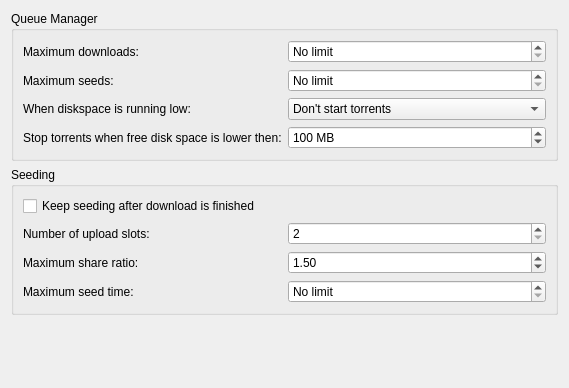
Qt form ktorrent/qmpref.ui (KDE/ktorrent) before a commit.
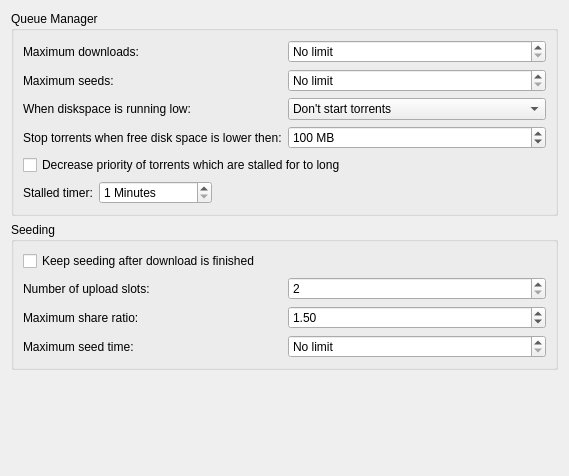
The same form after that commit.

Commit message: Add feature to decrease torrent priority when the torrent is stalled for longer then a user specified amount of time. So when a torrent is idle for some time, other torrents will be started by the QM.

The edit to the form file:
```diff
--- a/ktorrent/qmpref.ui
+++ b/ktorrent/qmpref.ui
@@ -6,7 +6,7 @@
     <x>0</x>
     <y>0</y>
     <width>565</width>
-    <height>388</height>
+    <height>476</height>
    </rect>
   </property>
   <layout class="QVBoxLayout" >
@@ -15,6 +15,8 @@
      <property name="title" >
       <string>Queue Manager</string>
      </property>
+     <layout class="QVBoxLayout" >
+      <item>
      <layout class="QGridLayout" >
       <item row="0" column="0" >
        <widget class="QLabel" name="label_11" >
@@ -112,6 +114,66 @@
        </widget>
       </item>
      </layout>
+      </item>
+      <item>
+       <widget class="QCheckBox" name="kcfg_decreasePriorityOfStalledTorrents" >
+        <property name="toolTip" >
+         <string>&lt;html>&lt;head>&lt;meta name="qrichtext" content="1" />&lt;style type="text/css">
+p, li { white-space: pre-wrap; }
+&lt;/style>&lt;/head>&lt;body style=" font-family:'Bitstream Vera Sans'; font-size:8pt; font-weight:400; font-style:normal;">
+&lt;p style=" margin-top:0px; margin-bottom:0px; margin-left:0px; margin-right:0px; -qt-block-indent:0; text-indent:0px;">With this enabled, the queue manager will decrease the priority of a torrent which has been stalled for to long. &lt;/p>
+&lt;p style="-qt-paragraph-type:empty; margin-top:0px; margin-bottom:0px; margin-left:0px; margin-right:0px; -qt-block-indent:0; text-indent:0px;">&lt;/p>
+&lt;p style=" margin-top:0px; margin-bottom:0px; margin-left:0px; margin-right:0px; -qt-block-indent:0; text-indent:0px;">This will allow the queue manager to run other torrents, when a torrent is doing nothing.&lt;/p>&lt;/body>&lt;/html></string>
+        </property>
+        <property name="text" >
+         <string>Decrease priority of torrents which are stalled for to long</string>
+        </property>
+       </widget>
+      </item>
+      <item>
+       <layout class="QHBoxLayout" >
+        <item>
+         <widget class="QLabel" name="label" >
+          <property name="text" >
+           <string>Stalled timer:</string>
+          </property>
+         </widget>
+        </item>
+        <item>
+         <widget class="QSpinBox" name="kcfg_stallTimer" >
+          <property name="toolTip" >
+           <string>&lt;html>&lt;head>&lt;meta name="qrichtext" content="1" />&lt;style type="text/css">
+p, li { white-space: pre-wrap; }
+&lt;/style>&lt;/head>&lt;body style=" font-family:'Bitstream Vera Sans'; font-size:8pt; font-weight:400; font-style:normal;">
+&lt;p style=" margin-top:0px; margin-bottom:0px; margin-left:0px; margin-right:0px; -qt-block-indent:0; text-indent:0px;">Time used for the stall timer. When a torrent is stalled longer then this, it's priority will be decreased.&lt;/p>&lt;/body>&lt;/html></string>
+          </property>
+          <property name="suffix" >
+           <string> Minutes</string>
+          </property>
+          <property name="minimum" >
+           <number>1</number>
+          </property>
+          <property name="maximum" >
+           <number>1000000</number>
+          </property>
+         </widget>
+        </item>
+        <item>
+         <spacer>
+          <property name="orientation" >
+           <enum>Qt::Horizontal</enum>
+          </property>
+          <property name="sizeHint" >
+           <size>
+            <width>40</width>
+            <height>20</height>
+           </size>
+          </property>
+         </spacer>
+        </item>
+       </layout>
+      </item>
+     </layout>
     </widget>
    </item>
    <item>
```
Left out of the diff: 19 changed lines with no effect on the pictures. Lines whose indentation alone changed are shown as unchanged. The commit also changes 7 other files.
